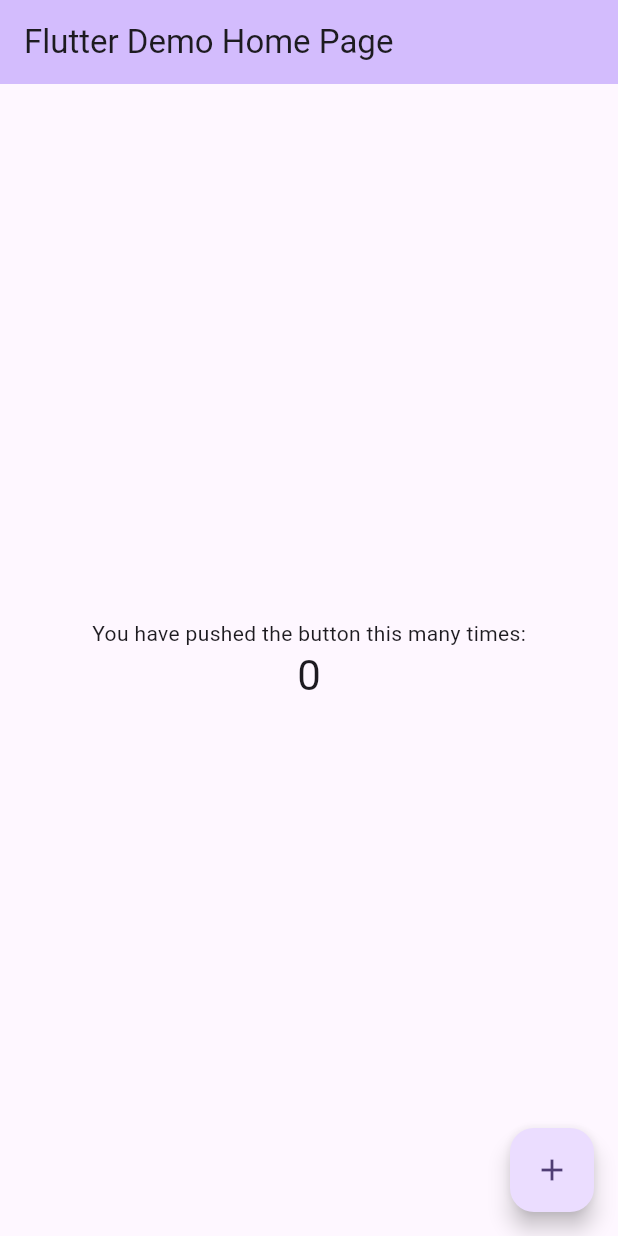
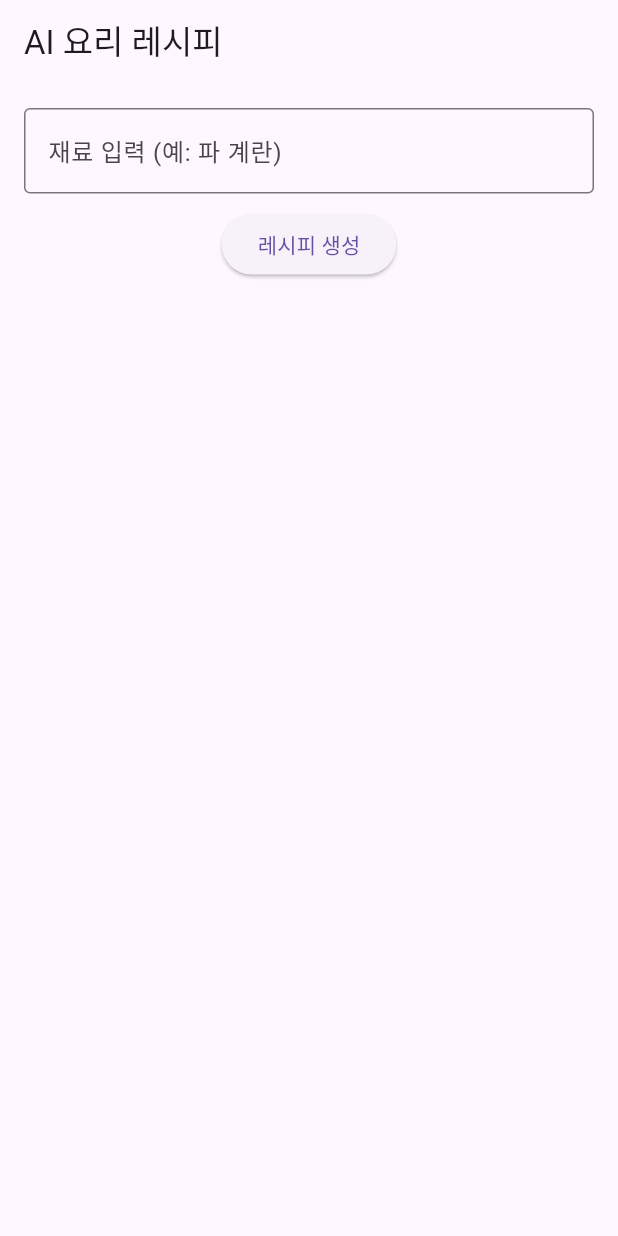
Before and after one commit to ascella1/projects, a Flutter app: the screen it shows after launch, on a phone screen of 412 x 824 dp. Run offline on Flutter 3.47's test engine with Material 3 defaults, Android fonts, the phone set to English and light mode, and no system bars; our stand-ins replace flutter_dotenv.

Commit message:
[YoreYore] Implements YoreYore's main function

```diff
--- a/YoreYore/src/analysis_options.yaml
+++ b/YoreYore/src/analysis_options.yaml
@@ -21,6 +21,11 @@ linter:
   # `// ignore_for_file: name_of_lint` syntax on the line or in the file
   # producing the lint.
   rules:
+    # 새로 추가한 코드 -> lint disable 명령어
+    #prefer_typing_uninitialized_variables : false
+    #prefer_const_constructors_in_immutables : false
+    #prefer_const_constructors : false
+    #avoid_print : false
     # avoid_print: false  # Uncomment to disable the `avoid_print` rule
     # prefer_single_quotes: true  # Uncomment to enable the `prefer_single_quotes` rule
 
--- /dev/null
+++ b/YoreYore/src/lib/gemini_service.dart
@@ -0,0 +1,53 @@
+import 'dart:convert';
+import 'package:http/http.dart' as http;
+import 'package:flutter_dotenv/flutter_dotenv.dart';
+
+class GeminiService {
+  static Future<String> generateRecipe(List<String> ingredients) async {
+    final apiKey = dotenv.env['GEMINI_API_KEY'];
+
+    final url =
+        'https://generativelanguage.googleapis.com/v1/models/gemini-2.5-flash:generateContent?key=$apiKey';
+
+    final prompt = '''
+너는 요리 전문가다.
+아래 재료만 사용해서 요리 레시피를 만들어라.
+없는 재료는 절대 추가하지 마라.
+
+재료: ${ingredients.join(', ')}
+
+출력 형식:
+- 요리 이름
+- 조리 방법
+''';
+
+    final response = await http.post(
+      Uri.parse(url),
+      headers: {'Content-Type': 'application/json'},
+      body: jsonEncode({
+        "contents": [
+          {
+            "parts": [
+              {"text": prompt}
+            ]
+          }
+        ]
+      }),
+    );
+
+    // 🔴 에러 응답 방어
+    if (response.statusCode != 200) {
+      return '❌ API 오류 발생 (${response.statusCode})\n${response.body}';
+    }
+
+    final data = jsonDecode(response.body);
+
+    // 🔴 안전하게 접근
+    final candidates = data['candidates'];
+    if (candidates == null || candidates.isEmpty) {
+      return '❌ 레시피를 생성하지 못했습니다.';
+    }
+
+    return candidates[0]['content']['parts'][0]['text'];
+  }
+}
--- a/YoreYore/src/lib/main.dart
+++ b/YoreYore/src/lib/main.dart
@@ -1,122 +1,21 @@
 import 'package:flutter/material.dart';
+import 'package:flutter_dotenv/flutter_dotenv.dart';
+import 'recipe_page.dart';
 
-void main() {
+Future<void> main() async {
+  WidgetsFlutterBinding.ensureInitialized();
+  await dotenv.load(fileName: "assets/.env"); // .env 불러오기
   runApp(const MyApp());
 }
 
 class MyApp extends StatelessWidget {
   const MyApp({super.key});
 
-  // This widget is the root of your application.
   @override
   Widget build(BuildContext context) {
-    return MaterialApp(
-      title: 'Flutter Demo',
-      theme: ThemeData(
-        // This is the theme of your application.
-        //
-        // TRY THIS: Try running your application with "flutter run". You'll see
-        // the application has a purple toolbar. Then, without quitting the app,
-        // try changing the seedColor in the colorScheme below to Colors.green
-        // and then invoke "hot reload" (save your changes or press the "hot
-        // reload" button in a Flutter-supported IDE, or press "r" if you used
-        // the command line to start the app).
-        //
-        // Notice that the counter didn't reset back to zero; the application
-        // state is not lost during the reload. To reset the state, use hot
-        // restart instead.
-        //
-        // This works for code too, not just values: Most code changes can be
-        // tested with just a hot reload.
-        colorScheme: .fromSeed(seedColor: Colors.deepPurple),
-      ),
-      home: const MyHomePage(title: 'Flutter Demo Home Page'),
+    return const MaterialApp(
+      debugShowCheckedModeBanner: false,
+      home: RecipePage(),
     );
   }
 }
-
-class MyHomePage extends StatefulWidget {
-  const MyHomePage({super.key, required this.title});
-
-  // This widget is the home page of your application. It is stateful, meaning
-  // that it has a State object (defined below) that contains fields that affect
-  // how it looks.
-
-  // This class is the configuration for the state. It holds the values (in this
-  // case the title) provided by the parent (in this case the App widget) and
-  // used by the build method of the State. Fields in a Widget subclass are
-  // always marked "final".
-
-  final String title;
-
-  @override
-  State<MyHomePage> createState() => _MyHomePageState();
-}
-
-class _MyHomePageState extends State<MyHomePage> {
-  int _counter = 0;
-
-  void _incrementCounter() {
-    setState(() {
-      // This call to setState tells the Flutter framework that something has
-      // changed in this State, which causes it to rerun the build method below
-      // so that the display can reflect the updated values. If we changed
-      // _counter without calling setState(), then the build method would not be
-      // called again, and so nothing would appear to happen.
-      _counter++;
-    });
-  }
-
-  @override
-  Widget build(BuildContext context) {
-    // This method is rerun every time setState is called, for instance as done
-    // by the _incrementCounter method above.
-    //
-    // The Flutter framework has been optimized to make rerunning build methods
-    // fast, so that you can just rebuild anything that needs updating rather
-    // than having to individually change instances of widgets.
-    return Scaffold(
-      appBar: AppBar(
-        // TRY THIS: Try changing the color here to a specific color (to
-        // Colors.amber, perhaps?) and trigger a hot reload to see the AppBar
-        // change color while the other colors stay the same.
-        backgroundColor: Theme.of(context).colorScheme.inversePrimary,
-        // Here we take the value from the MyHomePage object that was created by
-        // the App.build method, and use it to set our appbar title.
-        title: Text(widget.title),
-      ),
-      body: Center(
-        // Center is a layout widget. It takes a single child and positions it
-        // in the middle of the parent.
-        child: Column(
-          // Column is also a layout widget. It takes a list of children and
-          // arranges them vertically. By default, it sizes itself to fit its
-          // children horizontally, and tries to be as tall as its parent.
-          //
-          // Column has various properties to control how it sizes itself and
-          // how it positions its children. Here we use mainAxisAlignment to
-          // center the children vertically; the main axis here is the vertical
-          // axis because Columns are vertical (the cross axis would be
-          // horizontal).
-          //
-          // TRY THIS: Invoke "debug painting" (choose the "Toggle Debug Paint"
-          // action in the IDE, or press "p" in the console), to see the
-          // wireframe for each widget.
-          mainAxisAlignment: .center,
-          children: [
-            const Text('You have pushed the button this many times:'),
-            Text(
-              '$_counter',
-              style: Theme.of(context).textTheme.headlineMedium,
-            ),
-          ],
-        ),
-      ),
-      floatingActionButton: FloatingActionButton(
-        onPressed: _incrementCounter,
-        tooltip: 'Increment',
-        child: const Icon(Icons.add),
-      ),
-    );
-  }
-}
--- /dev/null
+++ b/YoreYore/src/lib/recipe_page.dart
@@ -0,0 +1,63 @@
+import 'package:flutter/material.dart';
+import 'gemini_service.dart';
+import 'ingredient_parser.dart';
+
+class RecipePage extends StatefulWidget {
+  const RecipePage({super.key});
+
+  @override
+  State<RecipePage> createState() => _RecipePageState();
+}
+
+class _RecipePageState extends State<RecipePage> {
+  final TextEditingController _controller = TextEditingController();
+  String result = '';
+  bool isLoading = false;
+
+  Future<void> _generateRecipe() async {
+    setState(() => isLoading = true);
+
+    final ingredients = parseIngredients(_controller.text);
+    final recipe = await GeminiService.generateRecipe(ingredients);
+
+    setState(() {
+      result = recipe;
+      isLoading = false;
+    });
+  }
+
+  @override
+  Widget build(BuildContext context) {
+    return Scaffold(
+      appBar: AppBar(title: const Text('AI 요리 레시피')),
+      body: Padding(
+        padding: const EdgeInsets.all(16),
+        child: Column(
+          children: [
+            TextField(
+              controller: _controller,
+              decoration: const InputDecoration(
+                hintText: '재료 입력 (예: 파 계란)',
+                border: OutlineInputBorder(),
+              ),
+            ),
+            const SizedBox(height: 10),
+            ElevatedButton(
+              onPressed: isLoading ? null : _generateRecipe,
+              child: const Text('레시피 생성'),
+            ),
+            const SizedBox(height: 20),
+            if (isLoading)
+              const CircularProgressIndicator()
+            else
+              Expanded(
+                child: SingleChildScrollView(
+                  child: Text(result),
+                ),
+              ),
+          ],
+        ),
+      ),
+    );
+  }
+}
```
Also changed, not shown: YoreYore/src/lib/ingredient_parser.dart (added, +9 -0 lines), YoreYore/src/pubspec.yaml (+5 -5 lines), YoreYore/src/pubspec.lock.
